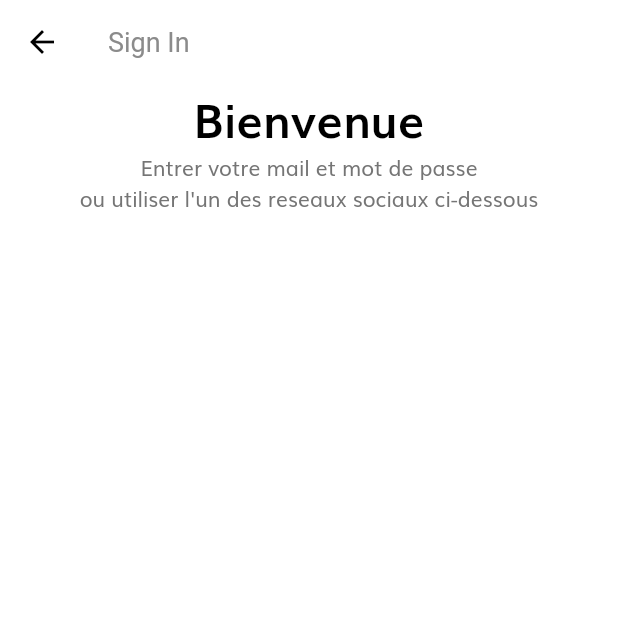
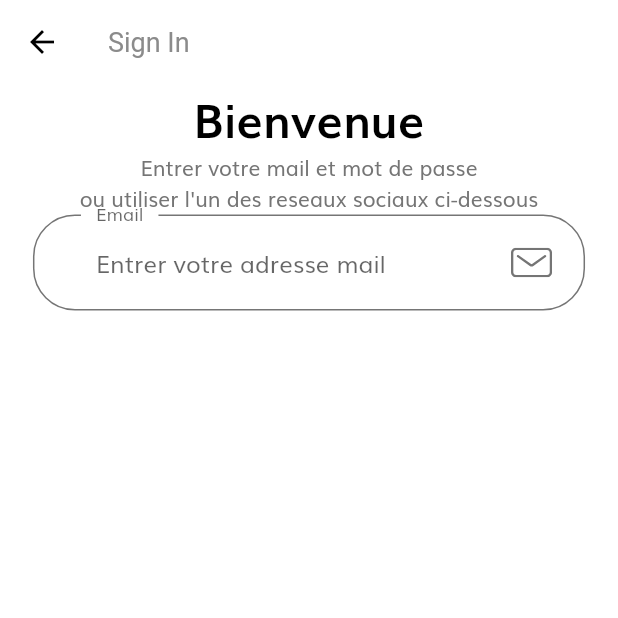
Before and after one commit to yohanGuerraz/TrouveTonVin, a Flutter app: the screen it shows after launch, after a tap on "Continue", on a phone screen of 412 x 824 dp, the top half of it. Run offline on Flutter 3.47's test engine with Material 2 defaults, Android fonts, the phone set to English and light mode, and no system bars; our stand-ins replace flutter_svg.

Commit message:
UPD: Modification de la version de flutter_svg et du fichier body.dart de sign_in et ADD : Ajout du fichier custom_surfix_icons.dart

```diff
--- /dev/null
+++ b/projet mobile/trouvetonvin/lib/components/custom_surfix_icon.dart
@@ -0,0 +1,29 @@
+import 'package:flutter/material.dart';
+import 'package:flutter_svg/flutter_svg.dart';
+
+import '../size_config.dart';
+
+class CustomSurffixIcon extends StatelessWidget {
+  const CustomSurffixIcon({
+    Key? key,
+    required this.svgIcon,
+  }) : super(key: key);
+
+  final String svgIcon;
+
+  @override
+  Widget build(BuildContext context) {
+    return Padding(
+      padding: EdgeInsets.fromLTRB(
+        0,
+        getProportionateScreenWidth(20),
+        getProportionateScreenWidth(20),
+        getProportionateScreenWidth(20),
+      ),
+      child: SvgPicture.asset(
+        svgIcon,
+        height: getProportionateScreenWidth(18),
+      ),
+    );
+  }
+}
--- a/projet mobile/trouvetonvin/lib/screens/sign_in/components/body.dart
+++ b/projet mobile/trouvetonvin/lib/screens/sign_in/components/body.dart
@@ -1,18 +1,24 @@
 import 'package:flutter/material.dart';
+import 'package:flutter_svg/svg.dart';
 
+import '../../../components/custom_surfix_icon.dart';
+import '../../../constants.dart';
 import '../../../size_config.dart';
 
 class Body extends StatelessWidget {
-
-
   @override
   Widget build(BuildContext context) {
     return SafeArea(
       child: SizedBox(
         width: double.infinity,
+        child: Padding(
+          padding:
+              EdgeInsets.symmetric(horizontal: getProportionateScreenWidth(20)),
           child: Column(
             children: [
-            Text("Bienvenue", style: TextStyle(
+              Text(
+                "Bienvenue",
+                style: TextStyle(
                   color: Colors.black,
                   fontSize: getProportionateScreenWidth(28),
                   fontWeight: FontWeight.bold,
@@ -26,13 +32,12 @@ class Body extends StatelessWidget {
             ],
           ),
         ),
+      ),
     );
   }
 }
 
 class SignForm extends StatefulWidget {
-  const SignForm({ Key? key }) : super(key: key);
-
   @override
   State<SignForm> createState() => _SignFormState();
 }
@@ -40,8 +45,19 @@ class SignForm extends StatefulWidget {
 class _SignFormState extends State<SignForm> {
   @override
   Widget build(BuildContext context) {
-    return Container(
-
+    return Form(
+      child: Column(
+        children: [
+          TextFormField(
+            decoration: InputDecoration(
+              labelText: "Email",
+              hintText: "Entrer votre adresse mail",
+              floatingLabelBehavior: FloatingLabelBehavior.always,
+              suffixIcon: CustomSurffixIcon(svgIcon: 'assets/icons/Mail.svg'),
+            ),
+          ),
+        ],
+      ),
     );
   }
 }
--- a/projet mobile/trouvetonvin/lib/theme.dart
+++ b/projet mobile/trouvetonvin/lib/theme.dart
@@ -12,7 +12,7 @@ ThemeData theme() {
     visualDensity: VisualDensity.adaptivePlatformDensity,
   );
 }
-
+// design des Input de l'application
 InputDecorationTheme inputDecorationTheme() {
   OutlineInputBorder outlineInputBorder = OutlineInputBorder(
     borderRadius: BorderRadius.circular(28),
@@ -20,7 +20,6 @@ InputDecorationTheme inputDecorationTheme() {
     gapPadding: 10,
   );
   return InputDecorationTheme(
-    floatingLabelBehavior: FloatingLabelBehavior.always,
     contentPadding: EdgeInsets.symmetric(horizontal: 42, vertical: 20),
     enabledBorder: outlineInputBorder,
     focusedBorder: outlineInputBorder,
--- a/projet mobile/trouvetonvin/pubspec.yaml
+++ b/projet mobile/trouvetonvin/pubspec.yaml
@@ -34,7 +34,7 @@ dependencies:
   # The following adds the Cupertino Icons font to your application.
   # Use with the CupertinoIcons class for iOS style icons.
   cupertino_icons: ^1.0.2
-  flutter_svg: ^0.17.4
+  flutter_svg: ^0.18.0
   provider: ^4.3.1
 
 dev_dependencies:
```
Also changed, not shown: projet mobile/trouvetonvin/pubspec.lock. Lines whose indentation alone changed are shown as unchanged.
